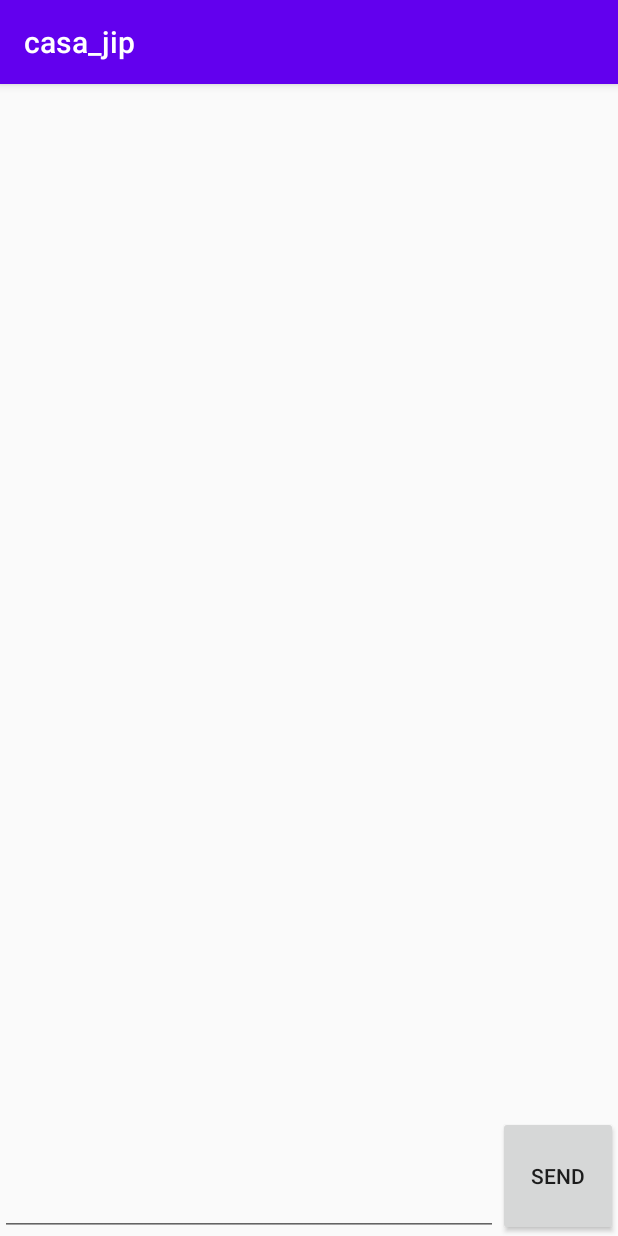
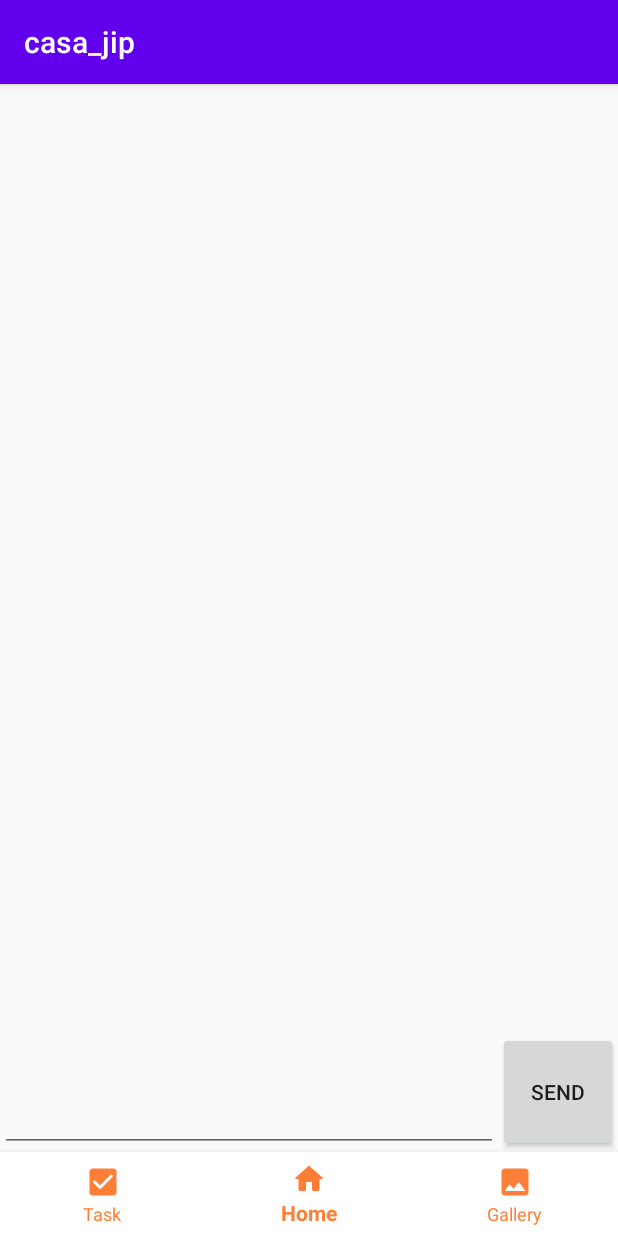
Before and after one commit to bungaepyo/android-app-casa-jip, an Android app: the screen it shows after launch (ChatActivity), on a phone screen of 412 x 824 dp. Run offline under Robolectric (Android 15) with nearby library versions, the phone set to English and light mode, and no system bars; our stand-ins replace Firebase (no records; nobody signed in at launch, a user with empty details on screens opened directly).

Commit message:
navigation bar - initial development

```diff
--- a/app/build.gradle
+++ b/app/build.gradle
@@ -26,6 +26,7 @@ android {
 dependencies {
     implementation fileTree(dir: "libs", include: ["*.jar"])
     implementation 'androidx.appcompat:appcompat:1.1.0'
+    implementation 'com.google.android.material:material:1.1.0'
     implementation 'com.google.firebase:firebase-database:19.3.1'
     implementation 'com.google.firebase:firebase-core:17.4.3'
     implementation 'com.google.firebase:firebase-analytics:17.4.3'
@@ -35,9 +36,9 @@ dependencies {
     implementation 'androidx.recyclerview:recyclerview:1.1.0'
     implementation 'de.hdodenhof:circleimageview:3.1.0'
 
-    implementation 'androidx.navigation:navigation-fragment:2.2.2'
-    implementation 'androidx.navigation:navigation-ui:2.2.2'
     implementation 'androidx.recyclerview:recyclerview:1.1.0'
+    implementation 'androidx.vectordrawable:vectordrawable:1.1.0'
+    implementation 'androidx.lifecycle:lifecycle-extensions:2.2.0'
 
     testImplementation 'junit:junit:4.12'
     androidTestImplementation 'androidx.test.ext:junit:1.1.1'
--- a/app/src/main/AndroidManifest.xml
+++ b/app/src/main/AndroidManifest.xml
@@ -9,6 +9,8 @@
         android:roundIcon="@mipmap/ic_launcher_round"
         android:supportsRtl="true"
         android:theme="@style/AppTheme">
+        <activity android:name=".TestActivity_B"/>
+        <activity android:name=".TestActivity_A"/>
         <activity android:name=".ChatActivity">
             <intent-filter>
                 <action android:name="android.intent.action.MAIN" />
--- /dev/null
+++ b/app/src/main/res/drawable/ic_gallery_24px.xml
@@ -0,0 +1,9 @@
+<vector xmlns:android="http://schemas.android.com/apk/res/android"
+    android:width="24dp"
+    android:height="24dp"
+    android:viewportWidth="24"
+    android:viewportHeight="24">
+  <path
+      android:fillColor="#FF000000"
+      android:pathData="M21,19V5c0,-1.1 -0.9,-2 -2,-2H5c-1.1,0 -2,0.9 -2,2v14c0,1.1 0.9,2 2,2h14c1.1,0 2,-0.9 2,-2zM8.9,13.98l2.1,2.53 3.1,-3.99c0.2,-0.26 0.6,-0.26 0.8,0.01l3.51,4.68c0.25,0.33 0.01,0.8 -0.4,0.8H6.02c-0.42,0 -0.65,-0.48 -0.39,-0.81L8.12,14c0.19,-0.26 0.57,-0.27 0.78,-0.02z"/>
+</vector>
--- /dev/null
+++ b/app/src/main/res/drawable/ic_home_24px.xml
@@ -0,0 +1,9 @@
+<vector xmlns:android="http://schemas.android.com/apk/res/android"
+    android:width="24dp"
+    android:height="24dp"
+    android:viewportWidth="24"
+    android:viewportHeight="24">
+  <path
+      android:fillColor="#FF000000"
+      android:pathData="M10,19v-5h4v5c0,0.55 0.45,1 1,1h3c0.55,0 1,-0.45 1,-1v-7h1.7c0.46,0 0.68,-0.57 0.33,-0.87L12.67,3.6c-0.38,-0.34 -0.96,-0.34 -1.34,0l-8.36,7.53c-0.34,0.3 -0.13,0.87 0.33,0.87H5v7c0,0.55 0.45,1 1,1h3c0.55,0 1,-0.45 1,-1z"/>
+</vector>
--- /dev/null
+++ b/app/src/main/res/drawable/ic_task_24px.xml
@@ -0,0 +1,9 @@
+<vector xmlns:android="http://schemas.android.com/apk/res/android"
+    android:width="24dp"
+    android:height="24dp"
+    android:viewportWidth="24"
+    android:viewportHeight="24">
+  <path
+      android:fillColor="#FF000000"
+      android:pathData="M19,3L5,3c-1.1,0 -2,0.9 -2,2v14c0,1.1 0.9,2 2,2h14c1.1,0 2,-0.9 2,-2L21,5c0,-1.1 -0.9,-2 -2,-2zM10.71,16.29c-0.39,0.39 -1.02,0.39 -1.41,0L5.71,12.7c-0.39,-0.39 -0.39,-1.02 0,-1.41 0.39,-0.39 1.02,-0.39 1.41,0L10,14.17l6.88,-6.88c0.39,-0.39 1.02,-0.39 1.41,0 0.39,0.39 0.39,1.02 0,1.41l-7.58,7.59z"/>
+</vector>
--- a/app/src/main/res/layout/activity_chat.xml
+++ b/app/src/main/res/layout/activity_chat.xml
@@ -1,10 +1,14 @@
 <?xml version="1.0" encoding="utf-8"?>
 <LinearLayout xmlns:android="http://schemas.android.com/apk/res/android"
+    xmlns:app="http://schemas.android.com/apk/res-auto"
+    xmlns:tools="http://schemas.android.com/tools"
+    tools:context=".ChatActivity"
+    android:id="@+id/layout_activity_chat"
     android:layout_width="match_parent"
     android:layout_height="match_parent"
     android:orientation="vertical"
     android:weightSum="1"
-    >
+    android:layout_gravity="bottom">
 
     <!-- A RecyclerView with some commonly used attributes -->
     <androidx.recyclerview.widget.RecyclerView
@@ -23,11 +27,22 @@
             android:id="@+id/EditText_chat"
             android:layout_width="0dp"
             android:layout_height="match_parent"
-            android:layout_weight="1"/>
+            android:layout_weight="1" />
         <Button
             android:id="@+id/Button_send"
             android:text="@string/button_send"
             android:layout_width="80dp"
             android:layout_height="match_parent"/>
     </LinearLayout>
+
+    <com.google.android.material.bottomnavigation.BottomNavigationView
+        android:id="@+id/bottom_navigation"
+        android:layout_width="match_parent"
+        android:layout_height="wrap_content"
+        android:layout_gravity="bottom"
+        app:menu="@menu/bottom_navigation"
+        app:itemIconTint="@color/orange"
+        app:itemTextColor="@color/orange"
+        app:itemBackground="@color/design_default_color_background"
+        />
 </LinearLayout>
--- /dev/null
+++ b/app/src/main/res/menu/bottom_navigation.xml
@@ -0,0 +1,18 @@
+<?xml version="1.0" encoding="utf-8"?>
+<menu xmlns:android="http://schemas.android.com/apk/res/android">
+    <item
+        android:id="@+id/navigation_task"
+        android:icon="@drawable/ic_task_24px"
+        android:title="@string/task"/>
+
+    <item
+        android:id="@+id/navigation_home"
+        android:icon="@drawable/ic_home_24px"
+        android:title="@string/home"/>
+
+    <item
+        android:id="@+id/navigation_gallery"
+        android:icon="@drawable/ic_gallery_24px"
+        android:title="@string/gallery"/>
+
+</menu>
--- a/app/src/main/res/values/strings.xml
+++ b/app/src/main/res/values/strings.xml
@@ -1,4 +1,9 @@
 <resources>
     <string name="app_name">casa_jip</string>
     <string name="button_send">SEND</string>
+    <string name="task">Task</string>
+    <string name="home">Home</string>
+    <string name="gallery">Gallery</string>
+    <string name="test_A">Test A</string>
+    <string name="test_B">Test B</string>
 </resources>
```
Also changed, not shown: app/src/main/java/com/example/casa_jip/ChatActivity.java (+31 -0 lines), app/src/main/java/com/example/casa_jip/TestActivity_A.java (added, +46 -0 lines), app/src/main/java/com/example/casa_jip/TestActivity_B.java (added, +46 -0 lines), app/src/main/res/drawable/selector.xml (added, +14 -0 lines), app/src/main/res/layout/activity_test_.xml (added, +29 -0 lines), app/src/main/res/layout/activity_test__b.xml (added, +29 -0 lines).
